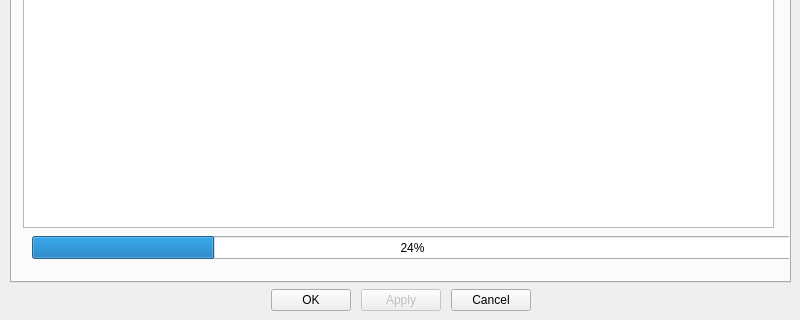
This is qt/main_window.ui in self20/OmniSync as Qt 5 draws it before an edit; both pictures show x 0 to 800 and y 280 to 600 of the 800 by 600 pixel window. The edited form follows.
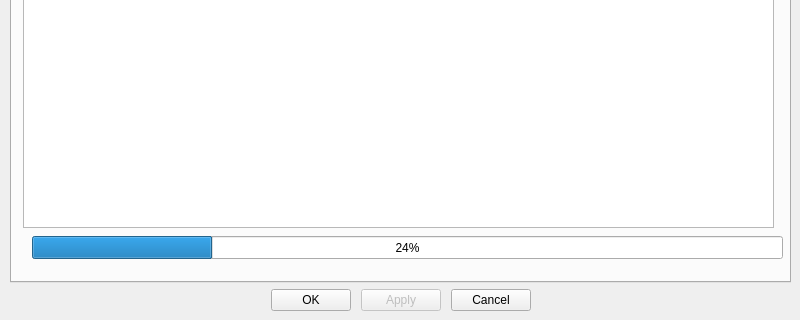
This is the edited form. Icons and pictures are not drawn.

The edit to the form file:
```diff
--- a/qt/main_window.ui
+++ b/qt/main_window.ui
@@ -102,7 +102,7 @@
           <rect>
            <x>20</x>
            <y>480</y>
-           <width>761</width>
+           <width>751</width>
            <height>23</height>
           </rect>
          </property>
```
Left out of the diff: 6 changed lines with no effect on the pictures.
